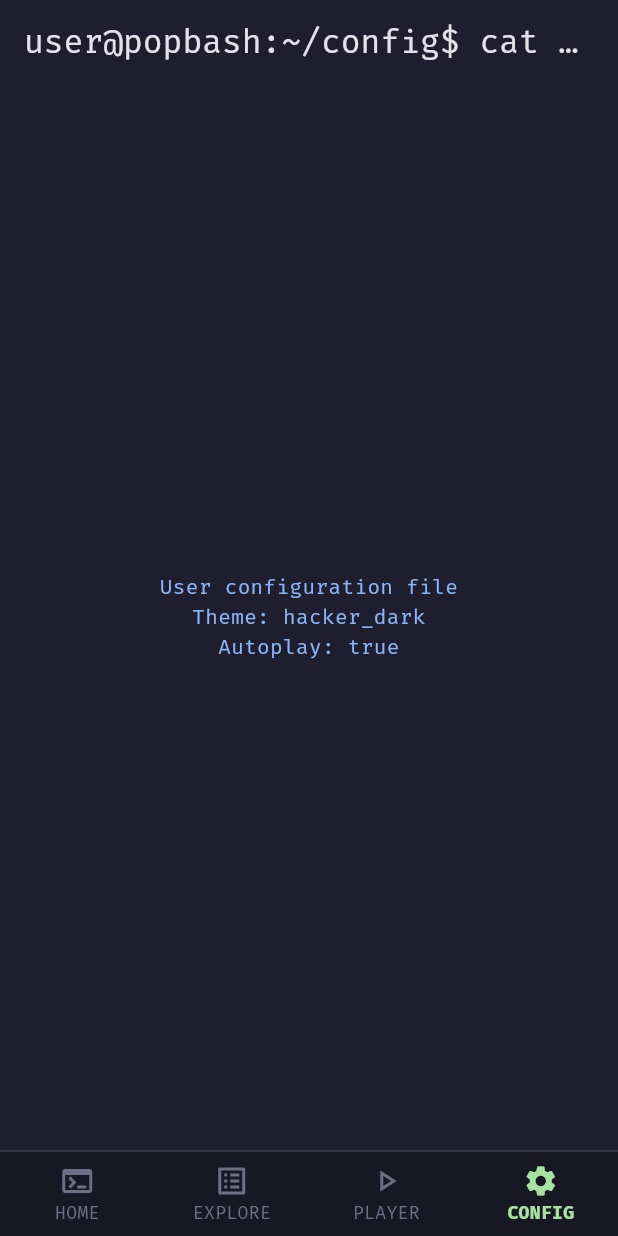
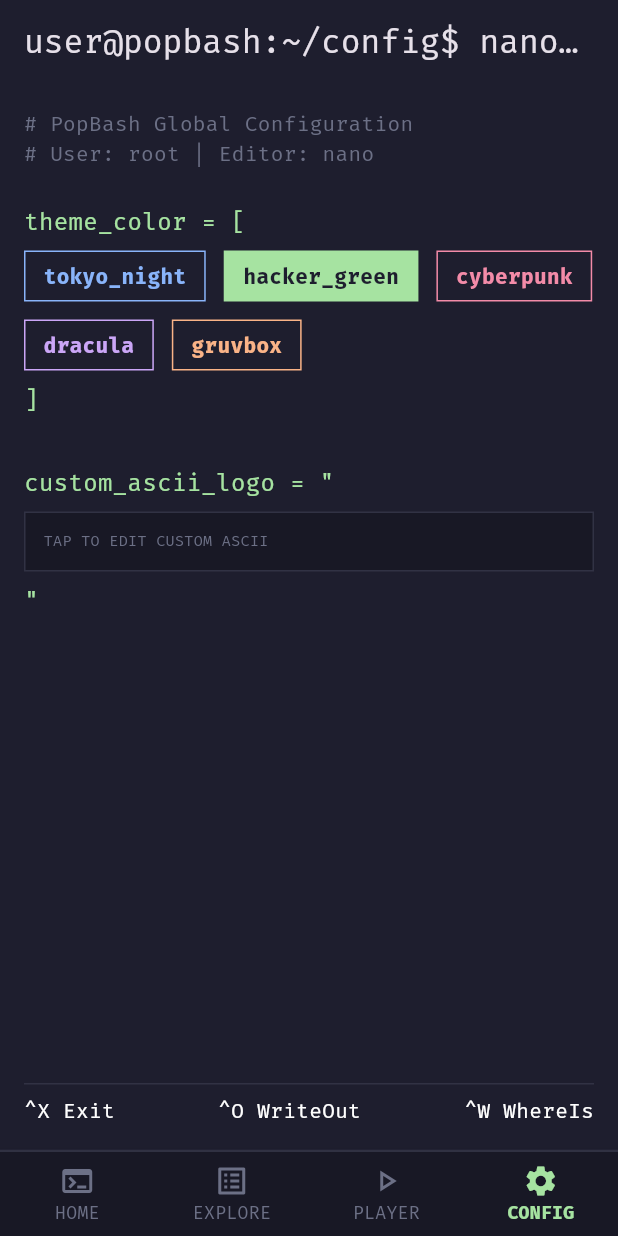
Before and after one commit to roblet32/popbash, a Flutter app: the screen it shows after launch, item 4 of the bottom bar chosen, on a phone screen of 412 x 824 dp. Run offline on Flutter 3.47's test engine with Material 3 defaults, Android fonts, the phone set to English and light mode, and no system bars; our stand-ins replace google_fonts, just_audio, on_audio_query, permission_handler, shared_preferences.

Commit message:
vista configuracion

```diff
--- a/lib/core/audio/audio_player_service.dart
+++ b/lib/core/audio/audio_player_service.dart
@@ -1,3 +1,4 @@
+import 'package:flutter/foundation.dart';
 import 'package:just_audio/just_audio.dart';
 import 'package:on_audio_query/on_audio_query.dart';
 
@@ -22,7 +23,7 @@
       await player.setAudioSource(AudioSource.uri(Uri.parse('file://${song.data}')));
       player.play();
     } catch (e) {
-      print("[ERROR] Could not play audio: $e");
+      debugPrint("[ERROR] Could not play audio: $e");
     }
   }
 
--- /dev/null
+++ b/lib/core/theme/settings_service.dart
@@ -0,0 +1,42 @@
+import 'package:flutter/material.dart';
+import 'package:shared_preferences/shared_preferences.dart';
+
+class SettingsService {
+  static final SettingsService _instance = SettingsService._internal();
+  factory SettingsService() => _instance;
+  SettingsService._internal();
+
+  late SharedPreferences _prefs;
+
+  // Estado reactivo para el color primario (Verde Hacker por defecto)
+  final ValueNotifier<Color> primaryColorNotifier = ValueNotifier<Color>(const Color(0xFFA6E3A1));
+
+  // Estado reactivo para el Arte ASCII personalizado (vacío usa el logo por defecto)
+  final ValueNotifier<String> customAsciiNotifier = ValueNotifier<String>('');
+
+  Future<void> init() async {
+    _prefs = await SharedPreferences.getInstance();
+
+    // Cargar color
+    int? colorValue = _prefs.getInt('primary_color');
+    if (colorValue != null) {
+      primaryColorNotifier.value = Color(colorValue);
+    }
+
+    // Cargar ASCII
+    String? ascii = _prefs.getString('custom_ascii');
+    if (ascii != null && ascii.isNotEmpty) {
+      customAsciiNotifier.value = ascii;
+    }
+  }
+
+  Future<void> updateColor(Color color) async {
+    primaryColorNotifier.value = color;
+    await _prefs.setInt('primary_color', color.toARGB32());
+  }
+
+  Future<void> updateAscii(String asciiText) async {
+    customAsciiNotifier.value = asciiText;
+    await _prefs.setString('custom_ascii', asciiText);
+  }
+}
--- /dev/null
+++ b/lib/features/config/config_screen.dart
@@ -0,0 +1,164 @@
+import 'package:flutter/material.dart';
+import 'package:popbash/core/theme/settings_service.dart';
+
+class ConfigScreen extends StatefulWidget {
+  const ConfigScreen({super.key});
+
+  @override
+  State<ConfigScreen> createState() => _ConfigScreenState();
+}
+
+class _ConfigScreenState extends State<ConfigScreen> {
+  final TextEditingController _asciiController = TextEditingController();
+
+  final Map<String, Color> _themes = {
+    'tokyo_night': const Color(0xFF89B4FA), // Azul
+    'hacker_green': const Color(0xFFA6E3A1), // Verde
+    'cyberpunk': const Color(0xFFF38BA8), // Rosa/Rojo
+    'dracula': const Color(0xFFCBA6F7), // Morado
+    'gruvbox': const Color(0xFFFAB387), // Naranja
+  };
+
+  @override
+  void dispose() {
+    _asciiController.dispose();
+    super.dispose();
+  }
+
+  void _editAscii() {
+    _asciiController.text = SettingsService().customAsciiNotifier.value;
+    showDialog(
+      context: context,
+      builder: (context) {
+        return AlertDialog(
+          backgroundColor: const Color(0xFF1E1E2E),
+          title: const Text('nano custom_logo.txt', style: TextStyle(color: Colors.white, fontSize: 14)),
+          content: TextField(
+            controller: _asciiController,
+            maxLines: 8,
+            style: const TextStyle(color: Colors.white, fontSize: 10),
+            decoration: const InputDecoration(
+              hintText: 'Paste your custom ASCII art here...',
+              border: OutlineInputBorder(),
+              enabledBorder: OutlineInputBorder(borderSide: BorderSide(color: Color(0xFF313244))),
+              focusedBorder: OutlineInputBorder(borderSide: BorderSide(color: Color(0xFF89B4FA))),
+            ),
+          ),
+          actions: [
+            TextButton(
+              onPressed: () => Navigator.pop(context),
+              child: const Text('[CANCEL]', style: TextStyle(color: Color(0xFFF38BA8))),
+            ),
+            TextButton(
+              onPressed: () {
+                SettingsService().updateAscii(_asciiController.text);
+                Navigator.pop(context);
+              },
+              child: const Text('[SAVE]', style: TextStyle(color: Color(0xFFA6E3A1))),
+            ),
+          ],
+        );
+      },
+    );
+  }
+
+  @override
+  Widget build(BuildContext context) {
+    return Scaffold(
+      appBar: AppBar(
+        title: const Text('user@popbash:~/config\$ nano user.conf'),
+        backgroundColor: Colors.transparent,
+        elevation: 0,
+        automaticallyImplyLeading: false,
+      ),
+      body: Padding(
+        padding: const EdgeInsets.all(16.0),
+        child: ValueListenableBuilder<Color>(
+          valueListenable: SettingsService().primaryColorNotifier,
+          builder: (context, primaryColor, child) {
+            return Column(
+              crossAxisAlignment: CrossAxisAlignment.start,
+              children: [
+                const Text('# PopBash Global Configuration', style: TextStyle(color: Color(0xFF6C7086))),
+                const Text('# User: root | Editor: nano', style: TextStyle(color: Color(0xFF6C7086))),
+                const SizedBox(height: 24),
+
+                // Color Theme selection
+                const Text('theme_color = [', style: TextStyle(fontSize: 16)),
+                const SizedBox(height: 8),
+                Wrap(
+                  spacing: 12,
+                  runSpacing: 12,
+                  children: _themes.entries.map((entry) {
+                    final isSelected = primaryColor == entry.value;
+                    return InkWell(
+                      onTap: () => SettingsService().updateColor(entry.value),
+                      child: Container(
+                        padding: const EdgeInsets.symmetric(horizontal: 12, vertical: 6),
+                        decoration: BoxDecoration(
+                          color: isSelected ? entry.value : Colors.transparent,
+                          border: Border.all(color: entry.value),
+                        ),
+                        child: Text(
+                          entry.key,
+                          style: TextStyle(
+                            color: isSelected ? const Color(0xFF1E1E2E) : entry.value,
+                            fontWeight: FontWeight.bold,
+                          ),
+                        ),
+                      ),
+                    );
+                  }).toList(),
+                ),
+                const SizedBox(height: 8),
+                const Text(']', style: TextStyle(fontSize: 16)),
+
+                const SizedBox(height: 32),
+
+                // ASCII Art customization
+                const Text('custom_ascii_logo = "', style: TextStyle(fontSize: 16)),
+                const SizedBox(height: 8),
+                InkWell(
+                  onTap: _editAscii,
+                  child: Container(
+                    width: double.infinity,
+                    padding: const EdgeInsets.all(12),
+                    decoration: BoxDecoration(
+                      border: Border.all(color: const Color(0xFF313244)),
+                      color: const Color(0xFF181825),
+                    ),
+                    child: ValueListenableBuilder<String>(
+                      valueListenable: SettingsService().customAsciiNotifier,
+                      builder: (context, ascii, _) {
+                        return Text(
+                          ascii.isEmpty ? 'TAP TO EDIT CUSTOM ASCII' : ascii,
+                          style: TextStyle(
+                            color: ascii.isEmpty ? const Color(0xFF6C7086) : primaryColor,
+                            fontSize: 10,
+                          ),
+                        );
+                      },
+                    ),
+                  ),
+                ),
+                const SizedBox(height: 8),
+                const Text('"', style: TextStyle(fontSize: 16)),
+
+                const Spacer(),
+                const Divider(color: Color(0xFF313244)),
+                const Row(
+                  mainAxisAlignment: MainAxisAlignment.spaceBetween,
+                  children: [
+                    Text('^X Exit', style: TextStyle(color: Colors.white)),
+                    Text('^O WriteOut', style: TextStyle(color: Colors.white)),
+                    Text('^W WhereIs', style: TextStyle(color: Colors.white)),
+                  ],
+                ),
+              ],
+            );
+          },
+        ),
+      ),
+    );
+  }
+}
--- a/lib/features/library/library_screen.dart
+++ b/lib/features/library/library_screen.dart
@@ -95,7 +95,7 @@
             itemBuilder: (context, index) {
               final song = songs[index];
               // Simular salida de 'ls -l' (Permisos, Usuario, Tamaño/Bitrate, Nombre)
-              final sizeMb = ((song.size ?? 0) / (1024 * 1024)).toStringAsFixed(1);
+              final sizeMb = (song.size / (1024 * 1024)).toStringAsFixed(1);
               final timeStr = _formatDuration(song.duration);
 
               return InkWell(
--- a/lib/features/player/player_screen.dart
+++ b/lib/features/player/player_screen.dart
@@ -1,5 +1,6 @@
 import 'package:flutter/material.dart';
 import 'package:popbash/core/audio/audio_player_service.dart';
+import 'package:popbash/core/theme/settings_service.dart';
 
 class PlayerScreen extends StatefulWidget {
   const PlayerScreen({super.key});
@@ -28,6 +29,7 @@
 
   Widget _buildPlayer() {
     final song = _audioService.currentSong!;
+    final primaryColor = SettingsService().primaryColorNotifier.value;
 
     return Padding(
       padding: const EdgeInsets.all(16.0),
@@ -40,19 +42,26 @@
               child: Column(
                 mainAxisAlignment: MainAxisAlignment.center,
                 children: [
-                  const Text(
-                    r'''
+                  ValueListenableBuilder<String>(
+                    valueListenable: SettingsService().customAsciiNotifier,
+                    builder: (context, ascii, _) {
+                      final logo = ascii.isNotEmpty ? ascii : r'''
    _  _  ___  __  __   _   ___   _  _
   | || |/ _ \|  \/  | /_\ |   \ | || |
   | __ | (_) | |\/| |/ _ \| |) || __ |
   |_||_|\___/|_|  |_/_/ \_\___/ |_||_|
-                    ''',
-                    style: TextStyle(color: Color(0xFFCBA6F7), fontSize: 12),
+                    ''';
+                      return Text(
+                        logo,
+                        style: TextStyle(color: primaryColor, fontSize: 12),
+                        textAlign: TextAlign.center,
+                      );
+                    },
                   ),
                   const SizedBox(height: 20),
                   Text(
                     song.title,
-                    style: const TextStyle(color: Color(0xFF89B4FA), fontWeight: FontWeight.bold, fontSize: 18),
+                    style: TextStyle(color: primaryColor, fontWeight: FontWeight.bold, fontSize: 18),
                     textAlign: TextAlign.center,
                   ),
                   Text(
@@ -74,7 +83,7 @@
               crossAxisAlignment: CrossAxisAlignment.start,
               children: [
                 Text('> FILE: ${song.data.split('/').last}', style: const TextStyle(fontSize: 10, color: Color(0xFF6C7086))),
-                Text('> CODEC: MP3/FLAC  BITRATE: ${(song.size ?? 0) ~/ 1024} kb', style: const TextStyle(fontSize: 10, color: Color(0xFF6C7086))),
+                Text('> CODEC: MP3/FLAC  BITRATE: ${song.size ~/ 1024} kb', style: const TextStyle(fontSize: 10, color: Color(0xFF6C7086))),
               ],
             ),
           ),
@@ -106,12 +115,12 @@
 
               return Column(
                 children: [
-                  Text(bar, style: const TextStyle(color: Color(0xFFA6E3A1), letterSpacing: 2)),
+                  Text(bar, style: TextStyle(color: primaryColor, letterSpacing: 2)),
                   const SizedBox(height: 8),
                   Row(
                     mainAxisAlignment: MainAxisAlignment.spaceBetween,
                     children: [
-                      Text(_formatDuration(position), style: const TextStyle(color: Color(0xFFA6E3A1))),
+                      Text(_formatDuration(position), style: TextStyle(color: primaryColor)),
                       Text(_formatDuration(duration), style: const TextStyle(color: Color(0xFFF38BA8))),
                     ],
                   ),
@@ -129,20 +138,20 @@
               _buildCliButton('[PREV]', () async {
                 await _audioService.previous();
                 setState(() {});
-              }),
+              }, primaryColor: primaryColor),
               StreamBuilder<bool>(
                 stream: _audioService.player.playingStream,
                 builder: (context, snapshot) {
                   final isPlaying = snapshot.data ?? false;
                   return _buildCliButton(isPlaying ? '[PAUSE]' : '[PLAY]', () {
                     _audioService.togglePlayPause();
-                  }, highlight: true);
+                  }, highlight: true, primaryColor: primaryColor);
                 },
               ),
               _buildCliButton('[NEXT]', () async {
                 await _audioService.next();
                 setState(() {});
-              }),
+              }, primaryColor: primaryColor),
             ],
           ),
           const SizedBox(height: 16),
@@ -151,19 +160,19 @@
     );
   }
 
-  Widget _buildCliButton(String text, VoidCallback onTap, {bool highlight = false}) {
+  Widget _buildCliButton(String text, VoidCallback onTap, {bool highlight = false, required Color primaryColor}) {
     return InkWell(
       onTap: onTap,
       child: Container(
         padding: const EdgeInsets.symmetric(horizontal: 16, vertical: 8),
         decoration: BoxDecoration(
-          color: highlight ? const Color(0xFFCBA6F7) : Colors.transparent,
-          border: Border.all(color: const Color(0xFFCBA6F7)),
+          color: highlight ? primaryColor : Colors.transparent,
+          border: Border.all(color: primaryColor),
         ),
         child: Text(
           text,
           style: TextStyle(
-            color: highlight ? const Color(0xFF1E1E2E) : const Color(0xFFCBA6F7),
+            color: highlight ? const Color(0xFF1E1E2E) : primaryColor,
             fontWeight: FontWeight.bold,
           ),
         ),
--- a/lib/features/shell/main_shell.dart
+++ b/lib/features/shell/main_shell.dart
@@ -1,6 +1,7 @@
 import 'package:flutter/material.dart';
 import 'package:popbash/features/library/library_screen.dart';
 import 'package:popbash/features/player/player_screen.dart';
+import 'package:popbash/features/config/config_screen.dart';
 
 class MainShell extends StatefulWidget {
   const MainShell({super.key});
@@ -24,7 +25,7 @@
       },
     ),
     const PlayerScreen(),
-    _buildPlaceholderScreen('~/config', 'User configuration file\nTheme: hacker_dark\nAutoplay: true'),
+    const ConfigScreen(),
   ];
 
   static Widget _buildPlaceholderScreen(String path, String content) {
--- a/lib/main.dart
+++ b/lib/main.dart
@@ -1,8 +1,11 @@
 import 'package:flutter/material.dart';
 import 'package:google_fonts/google_fonts.dart';
 import 'package:popbash/features/shell/main_shell.dart';
+import 'package:popbash/core/theme/settings_service.dart';
 
-void main() {
+void main() async {
+  WidgetsFlutterBinding.ensureInitialized();
+  await SettingsService().init();
   runApp(const PopBashApp());
 }
 
@@ -12,6 +15,9 @@
   @override
   Widget build(BuildContext context) {
     // Definimos un tema oscuro estilo terminal (basado en colores Catppuccin)
+    return ValueListenableBuilder<Color>(
+      valueListenable: SettingsService().primaryColorNotifier,
+      builder: (context, primaryColor, child) {
         return MaterialApp(
           title: 'PopBash',
           debugShowCheckedModeBanner: false,
@@ -21,13 +27,15 @@
             // Configuración de la tipografía base usando Google Fonts (Monoespaciada)
             textTheme: GoogleFonts.firaCodeTextTheme(
               Theme.of(context).textTheme.apply(
-            bodyColor: const Color(0xFFA6E3A1), // Texto verde estilo hacker
-            displayColor: const Color(0xFFA6E3A1),
+                bodyColor: primaryColor,
+                displayColor: primaryColor,
               ),
             ),
             useMaterial3: true,
           ),
           home: const MainTerminalScreen(),
+        );
+      },
     );
   }
 }
```
Lines whose indentation alone changed are shown as unchanged.
